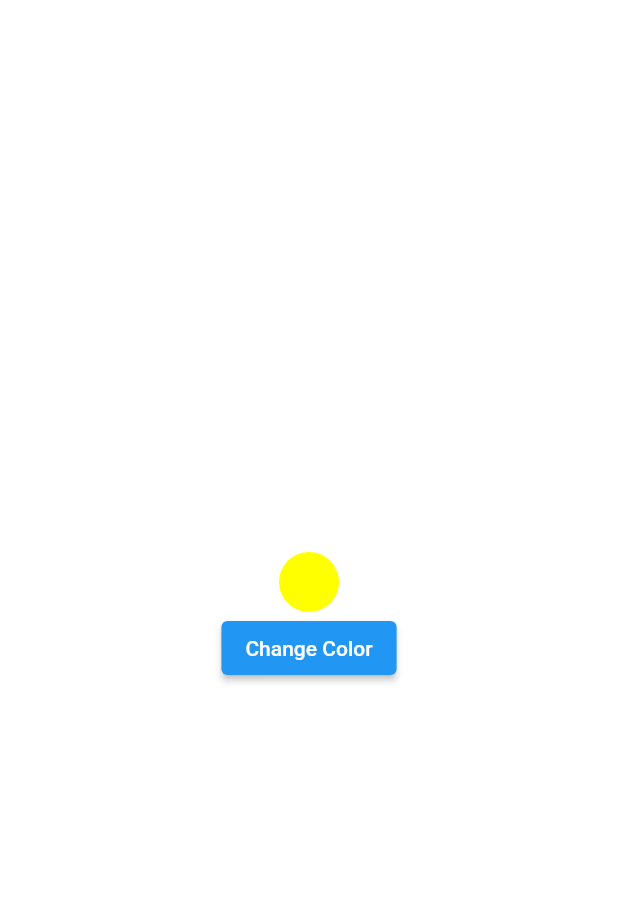
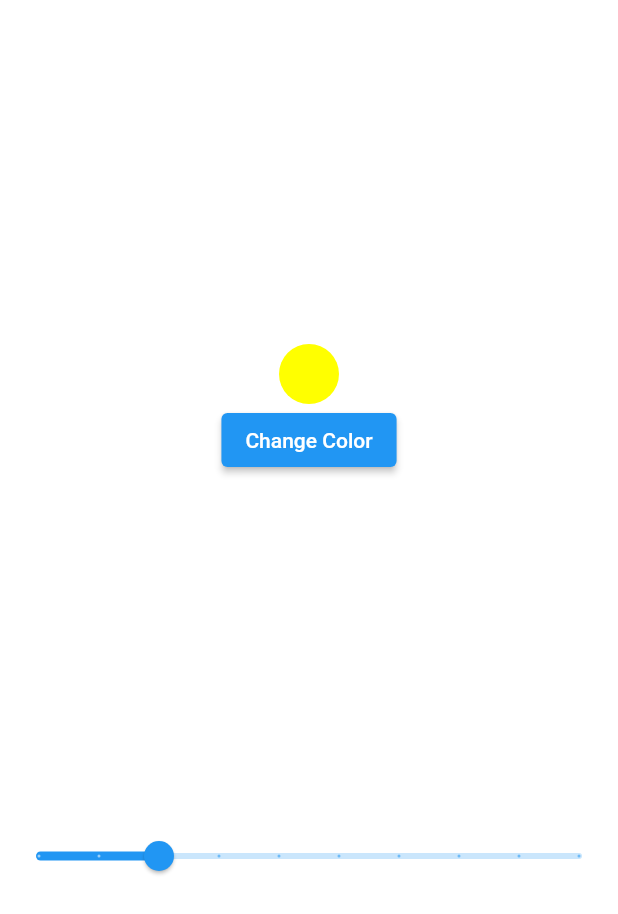
Before and after one commit to Drakunal/debit-credit-manager, a Flutter app: the Settings screen opened directly, on a phone screen of 412 x 824 dp. Shown: the top 914 px of the screen. Run offline on Flutter 3.47's test engine with Material 2 defaults, Android fonts, the phone set to English and light mode, and no system bars; our stand-ins replace cloud_firestore, curved_navigation_bar, date_field, firebase_auth, firebase_core, font_awesome_flutter and 2 more; accounts and stored records are empty.

Commit message:
slider added with shared preferences

```diff
--- a/lib/screens/settings.dart
+++ b/lib/screens/settings.dart
@@ -11,6 +11,7 @@ class Settings extends StatefulWidget {
 }
 
 class _SettingsState extends State<Settings> {
+  int _fontSizeValue = 10;
   Color colorR = HexColor("#0000FF"); //make it white later on
 
   @override
@@ -29,10 +30,30 @@ class _SettingsState extends State<Settings> {
         child: Column(
           mainAxisAlignment: MainAxisAlignment.center,
           children: [
+            Spacer(),
             CircleAvatar(
               backgroundColor: colorR,
             ),
-            ElevatedButton(onPressed: changeColor, child: Text("Change Color"))
+            ElevatedButton(onPressed: changeColor, child: Text("Change Color")),
+            Spacer(),
+            Slider(
+                value: Preference()
+                    .getFontSize()
+                    .toDouble(), // cannot be a constant value
+                min: 10,
+                max: 20,
+                // activeColor: _text_color,
+                // inactiveColor: _text_color.withOpacity(.4),
+                divisions: 9,
+                label: _fontSizeValue.toString(),
+                onChanged: (double newValue) {
+                  print(newValue.round());
+                  setState(() {
+                    _fontSizeValue = newValue.round();
+                    Preference().setFontSizeValue(_fontSizeValue);
+                  });
+                }),
+            Spacer(),
           ],
         ),
       )),
@@ -70,4 +91,8 @@ class _SettingsState extends State<Settings> {
   //   });
   //   return savedColor;
   // }
+
+  void changeFont(double value) {
+    print(value);
+  }
 }
--- a/lib/services/preferences.dart
+++ b/lib/services/preferences.dart
@@ -4,6 +4,7 @@ import 'package:shared_preferences/shared_preferences.dart';
 
 class Preference {
   static String savedColorOriginal = '#FFFF00';
+  static int savedFontSizeOriginal = 12;
   getColor() {
     // String hexColor = getColorValue() ?? '';
     getColorValue();
@@ -24,4 +25,25 @@ class Preference {
     SharedPreferences prefs = await SharedPreferences.getInstance();
     prefs.setString('colorName', hexCode);
   }
+
+  getFontSize() {
+    // String hexColor = getColorValue() ?? '';
+    getFontSizeValue();
+
+    // Color color = HexColor(savedColorOriginal);
+    print('From 1 $savedFontSizeOriginal');
+    return savedFontSizeOriginal;
+  }
+
+  getFontSizeValue() async {
+    SharedPreferences prefs = await SharedPreferences.getInstance();
+    int tempSize = prefs.getInt('fontSizeValue') ?? 12;
+    savedFontSizeOriginal = tempSize;
+    print('From 2 $savedFontSizeOriginal');
+  }
+
+  setFontSizeValue(int size) async {
+    SharedPreferences prefs = await SharedPreferences.getInstance();
+    prefs.setInt('fontSizeValue', size);
+  }
 }
```
